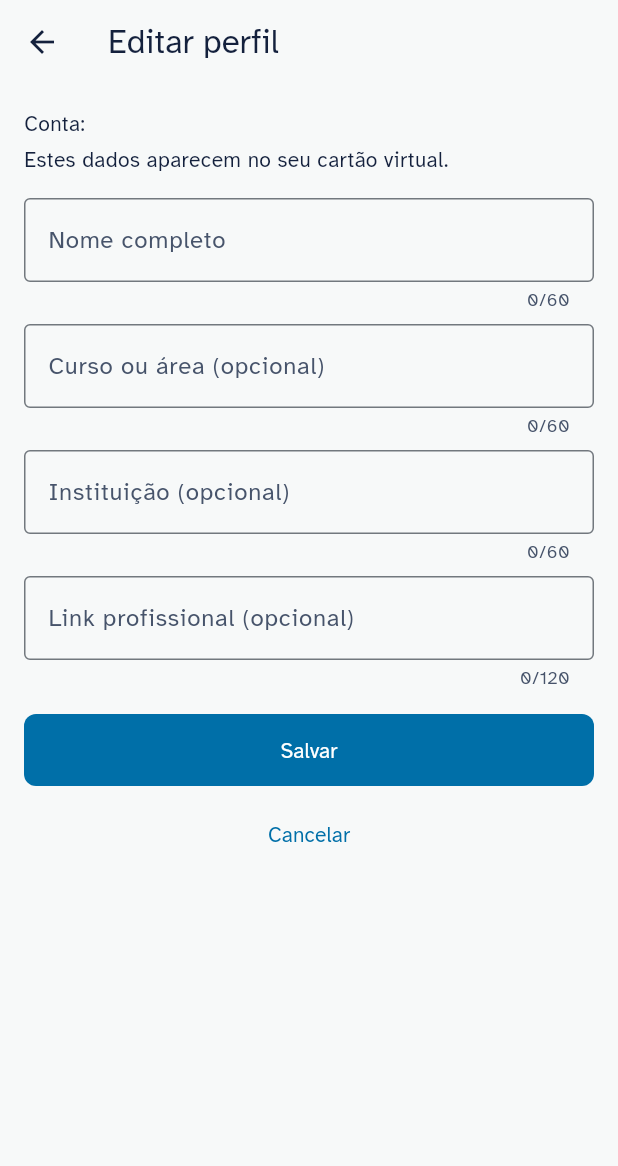
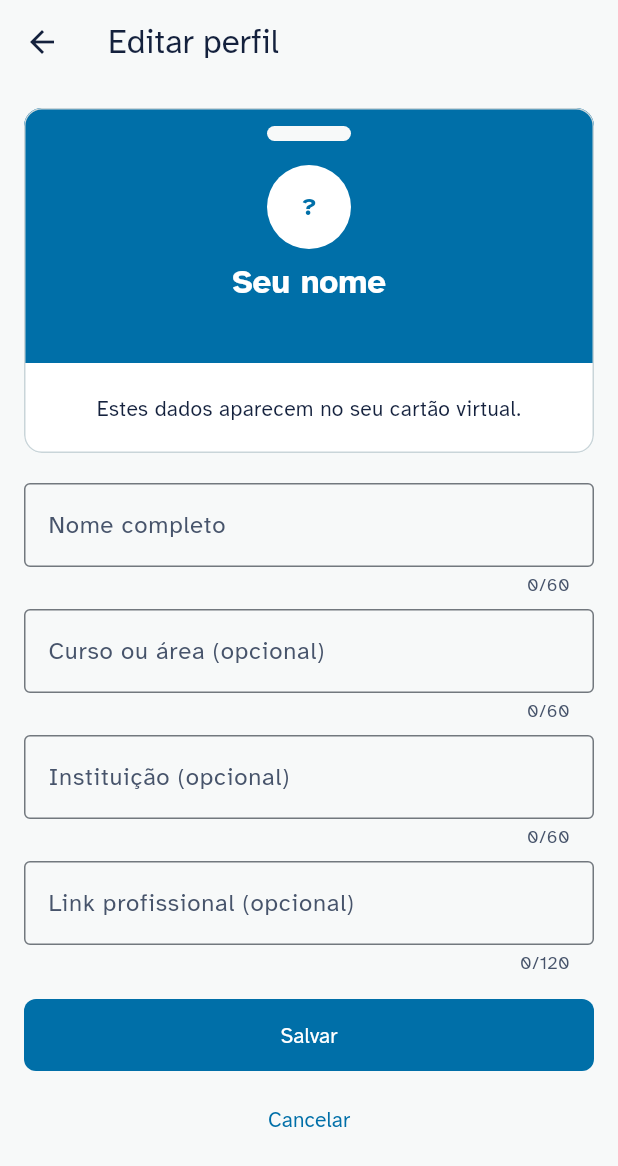
Before and after one commit to matheusmontev/ux-flutter-bloco3, a Flutter app: the EditProfilePage screen opened directly, on a phone screen of 412 x 824 dp. Shown: the top 1166 px of the screen. Run offline on Flutter 3.47's test engine with Material 3 defaults, Android fonts, the phone set to English and light mode, and no system bars; our stand-ins replace material_ui, qr_flutter, shared_preferences; missing offline and left inert: mobile_scanner; accounts and stored records are empty.

Commit message:
design: usa o crachá no perfil e mostra a prévia na edição

```diff
--- a/lib/features/settings/edit_profile_page.dart
+++ b/lib/features/settings/edit_profile_page.dart
@@ -3,7 +3,9 @@ import 'package:material_ui/material_ui.dart';
 import '../../core/app_state.dart';
 import '../../core/validators.dart';
 import '../../models/user_profile.dart';
+import '../../widgets/badge_card.dart';
 import '../../widgets/page_body.dart';
+import 'profile_summary.dart';
 
 /// Edição dos dados do perfil, que também formam o cartão virtual.
 /// Devolve `true` ao fechar quando os dados foram salvos.
@@ -86,10 +88,27 @@ class _EditProfilePageState extends State<EditProfilePage> {
       appBar: AppBar(title: const Text('Editar perfil')),
       body: PageBody(
         children: [
-          Text('Conta: ${AppScope.of(context).profile?.email ?? ''}'),
-          const SizedBox(height: 4),
-          const Text('Estes dados aparecem no seu cartão virtual.'),
-          const SizedBox(height: 16),
+          // Mostra como o crachá fica antes de salvar.
+          ListenableBuilder(
+            key: const Key('preview'),
+            listenable: _name,
+            builder: (context, _) {
+              final email = AppScope.of(context).profile?.email ?? '';
+              final typed = _name.text.trim();
+              return BadgeCard(
+                header: ProfileBadgeHeader(
+                  initials: UserProfile(name: typed, email: email).initials,
+                  name: typed.isEmpty ? 'Seu nome' : typed,
+                  email: email,
+                ),
+                child: const Text(
+                  'Estes dados aparecem no seu cartão virtual.',
+                  textAlign: TextAlign.center,
+                ),
+              );
+            },
+          ),
+          const SizedBox(height: 20),
           Form(
             key: _formKey,
             child: Column(
--- a/lib/features/settings/profile_summary.dart
+++ b/lib/features/settings/profile_summary.dart
@@ -1,6 +1,7 @@
 import 'package:material_ui/material_ui.dart';
 
 import '../../models/user_profile.dart';
+import '../../widgets/badge_card.dart';
 
 /// Perfil somente para leitura, com o acesso à edição.
 class ProfileSummary extends StatelessWidget {
@@ -15,24 +16,15 @@ class ProfileSummary extends StatelessWidget {
 
   @override
   Widget build(BuildContext context) {
-    final theme = Theme.of(context);
-    return Card(
-      child: Padding(
-        padding: const EdgeInsets.all(20),
+    return BadgeCard(
+      header: ProfileBadgeHeader(
+        initials: profile.initials,
+        name: profile.name,
+        email: profile.email,
+      ),
       child: Column(
         crossAxisAlignment: CrossAxisAlignment.stretch,
         children: [
-            Center(
-              child: CircleAvatar(radius: 32, child: Text(profile.initials)),
-            ),
-            const SizedBox(height: 12),
-            Text(
-              profile.name,
-              style: theme.textTheme.titleLarge,
-              textAlign: TextAlign.center,
-            ),
-            Text(profile.email, textAlign: TextAlign.center),
-            const SizedBox(height: 16),
           _Detail(label: 'Curso ou área', value: profile.course),
           _Detail(label: 'Instituição', value: profile.institution),
           _Detail(label: 'Link profissional', value: profile.link),
@@ -44,7 +36,47 @@ class ProfileSummary extends StatelessWidget {
           ),
         ],
       ),
+    );
+  }
+}
+
+/// Iniciais, nome e e-mail na faixa do crachá.
+class ProfileBadgeHeader extends StatelessWidget {
+  const ProfileBadgeHeader({
+    super.key,
+    required this.initials,
+    required this.name,
+    required this.email,
+  });
+
+  final String initials;
+  final String name;
+  final String email;
+
+  @override
+  Widget build(BuildContext context) {
+    final theme = Theme.of(context);
+    return Column(
+      children: [
+        CircleAvatar(
+          radius: 28,
+          backgroundColor: theme.colorScheme.onPrimary,
+          foregroundColor: theme.colorScheme.primary,
+          child: Text(
+            initials,
+            style: const TextStyle(fontWeight: FontWeight.w700),
           ),
+        ),
+        const SizedBox(height: 8),
+        Text(
+          name,
+          style: theme.textTheme.titleLarge?.copyWith(
+            color: theme.colorScheme.onPrimary,
+            fontWeight: FontWeight.w700,
+          ),
+        ),
+        Text(email),
+      ],
     );
   }
 }
--- a/lib/features/settings/settings_page.dart
+++ b/lib/features/settings/settings_page.dart
@@ -76,6 +76,8 @@ class SettingsPage extends StatelessWidget {
           ),
           const Divider(height: 40),
           const DownloadAppSection(),
+          Text('Conta', style: Theme.of(context).textTheme.titleMedium),
+          const SizedBox(height: 12),
           OutlinedButton.icon(
             onPressed: () => _signOut(context),
             icon: const Icon(Icons.logout),
```
Also changed, not shown: 1 other file. Lines whose indentation alone changed are shown as unchanged.
